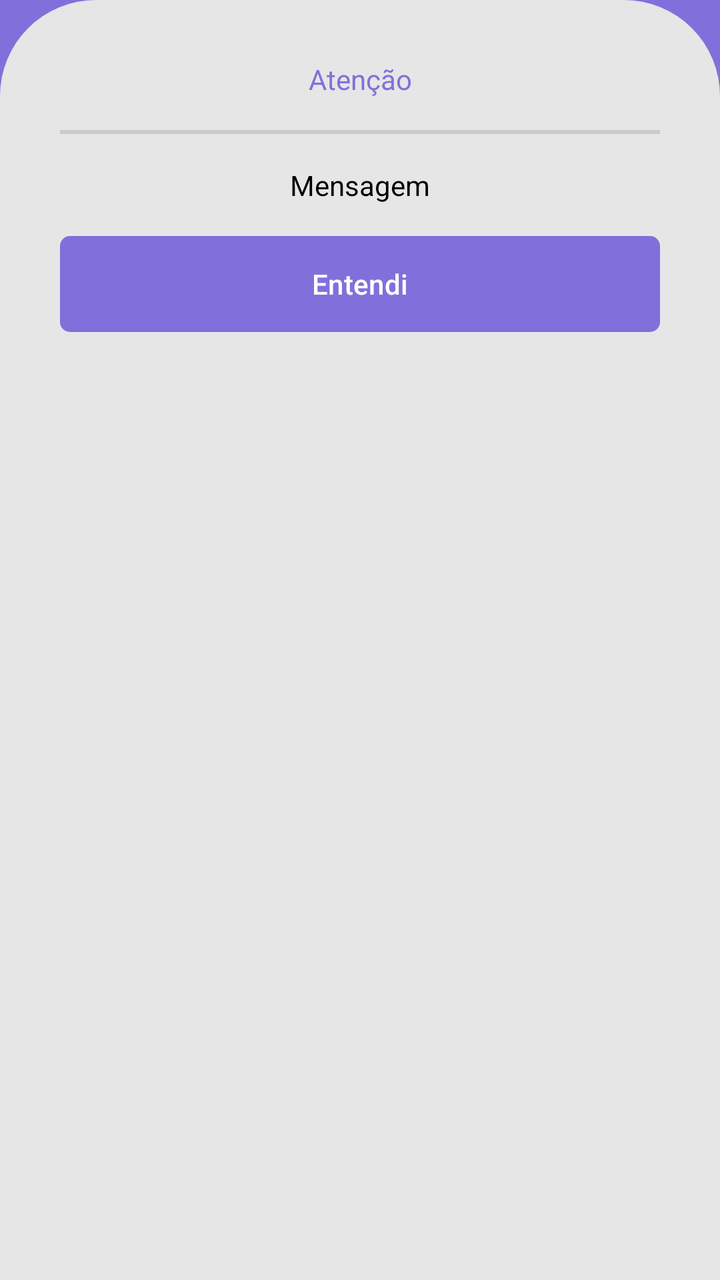
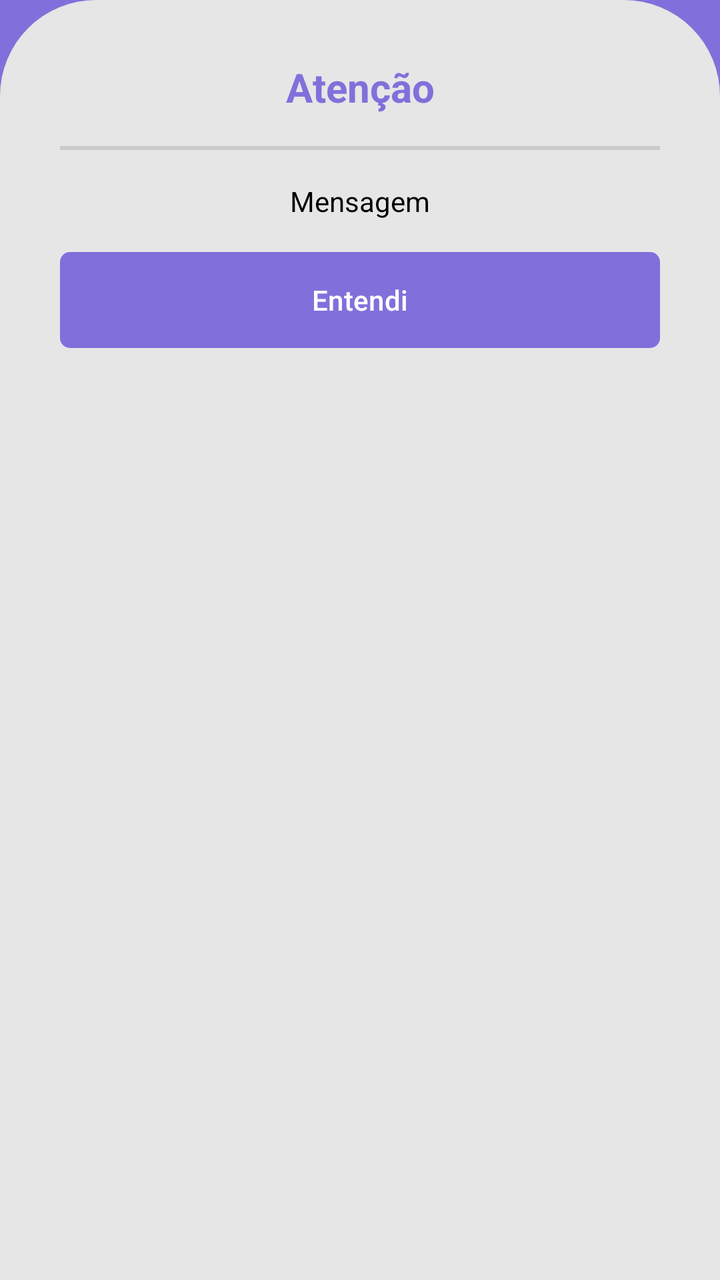

The first picture is an Android layout as it rendered before a commit; the second is the same layout after the commit. The layout source and the unified diff follow.
<!-- AndroidManifest.xml: application theme Theme.Kanban -->
<!-- res/layout/bottom_sheet.xml -->
<?xml version="1.0" encoding="utf-8"?>
<LinearLayout xmlns:android="http://schemas.android.com/apk/res/android"
    android:orientation="vertical"
    android:layout_width="match_parent"
    android:layout_height="wrap_content"
    android:background="@drawable/bg_bottom_sheet"
    android:padding="30dp">

    <TextView
        android:layout_width="match_parent"
        android:layout_height="wrap_content"
        android:id="@+id/text_view_title"
        android:textAlignment="center"
        android:textColor="@color/color_default"
        android:text="Atenção"

        />

    <View
        android:layout_width="match_parent"
        android:layout_height="2dp"
        android:layout_marginTop="16dp"
        android:background="?actionBarDivider"
        />

    <TextView
        android:layout_width="match_parent"
        android:layout_height="wrap_content"
        android:id="@+id/textViewMessage"
        android:layout_marginTop="16dp"
        android:textAlignment="center"
        android:textColor="@color/black"
        android:text="Mensagem"
        />

    <com.google.android.material.button.MaterialButton
        android:layout_width="match_parent"
        android:layout_height="wrap_content"
        android:id="@+id/buttonOk"
        android:layout_marginTop="16dp"
        android:background="@drawable/bg_btn"
        android:text="Entendi"
        android:textColor="@color/white"
        android:backgroundTint="@color/color_default"
        />
</LinearLayout>
<!-- resources referenced by this layout -->
<resources>
  <color name="black">#FF000000</color>
  <color name="color_default">#8170DB</color>
  <color name="white">#FFFFFFFF</color>
  <!-- drawable bg_bottom_sheet (drawable) -->
  <?xml version="1.0" encoding="utf-8"?>
  <shape xmlns:android="http://schemas.android.com/apk/res/android"
      android:shape="rectangle">
  
      <solid android:color="@color/slight_white"/>
      <corners android:topLeftRadius="48dp"
          android:topRightRadius="48dp"/>
  </shape>
  <!-- drawable bg_btn (drawable) -->
  <?xml version="1.0" encoding="utf-8"?>
  <shape xmlns:android="http://schemas.android.com/apk/res/android"
      android:shape="rectangle">
  
      <solid android:color="@color/white"/>
      <corners android:radius="5dp"/>
  
  </shape>
  <style name="Theme.Kanban" parent="Base.Theme.Kanban" />
  <color name="slight_white">#E6E6E6</color>
  <style name="Base.Theme.Kanban" parent="Theme.Material3.DayNight.NoActionBar">
          
          
          <item name="colorPrimary">@color/color_default</item>
          <item name="colorPrimaryVariant">@color/color_default</item>
          <item name="android:windowBackground">@color/color_default</item>
      </style>
</resources>

<!-- the commit's change to res/layout/bottom_sheet.xml (unified diff, before → after) -->
@@ -13,7 +13,8 @@
         android:textAlignment="center"
         android:textColor="@color/color_default"
         android:text="Atenção"
-
+        android:textStyle="bold"
+        android:textSize="20dp"
         />
 
     <View
